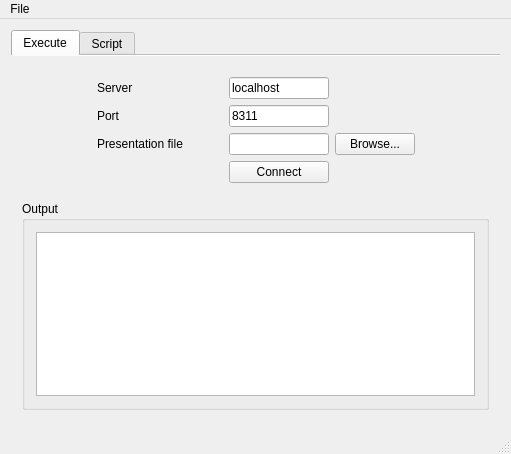
This is client/RoboTutorClient/RoboTutorClient.ui in jettan/robotutor as Qt 5 draws it before an edit. The edited form follows.
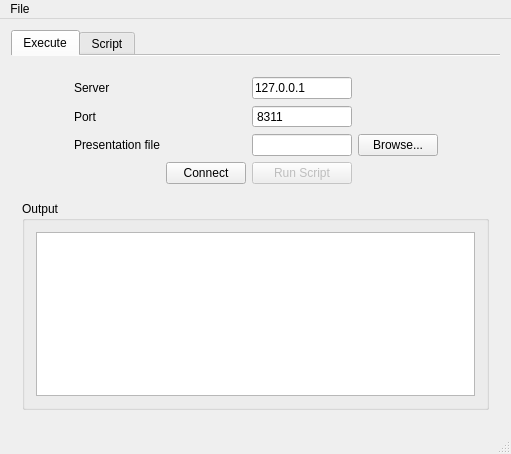
This is the edited form. Custom widgets are drawn as their Qt base class.

Commit message: More work done for client side communication

Diff of the .ui file:
```diff
--- a/client/RoboTutorClient/RoboTutorClient.ui
+++ b/client/RoboTutorClient/RoboTutorClient.ui
@@ -49,6 +49,16 @@
         </item>
         <item>
          <layout class="QGridLayout" name="gridLayout_8">
+          <item row="3" column="3">
+           <widget class="QPushButton" name="runButton">
+            <property name="enabled">
+             <bool>false</bool>
+            </property>
+            <property name="text">
+             <string>Run Script</string>
+            </property>
+           </widget>
+          </item>
           <item row="0" column="1">
            <widget class="QLabel" name="label">
             <property name="text">
@@ -128,27 +138,7 @@
              </size>
             </property>
             <property name="text">
-             <string>localhost</string>
-            </property>
-           </widget>
-          </item>
-          <item row="1" column="3">
-           <widget class="QLineEdit" name="lineEdit_2">
-            <property name="maximumSize">
-             <size>
-              <width>100</width>
-              <height>16777215</height>
-             </size>
-            </property>
-            <property name="text">
-             <string>8311</string>
-            </property>
-           </widget>
-          </item>
-          <item row="3" column="3">
-           <widget class="QPushButton" name="pushButton">
-            <property name="text">
-             <string>Connect</string>
+             <string>127.0.0.1</string>
             </property>
            </widget>
           </item>
@@ -165,6 +155,29 @@
             </property>
            </spacer>
           </item>
+          <item row="3" column="2">
+           <widget class="QPushButton" name="connectButton">
+            <property name="text">
+             <string>Connect</string>
+            </property>
+           </widget>
+          </item>
+          <item row="1" column="3">
+           <widget class="QSpinBox" name="portSpinBox">
+            <property name="buttonSymbols">
+             <enum>QAbstractSpinBox::NoButtons</enum>
+            </property>
+            <property name="minimum">
+             <number>0</number>
+            </property>
+            <property name="maximum">
+             <number>99999999</number>
+            </property>
+            <property name="value">
+             <number>8311</number>
+            </property>
+           </widget>
+          </item>
          </layout>
         </item>
         <item>
```
Left out of the diff: 2 changed lines with no effect on the pictures. The commit also changes 6 other files.
